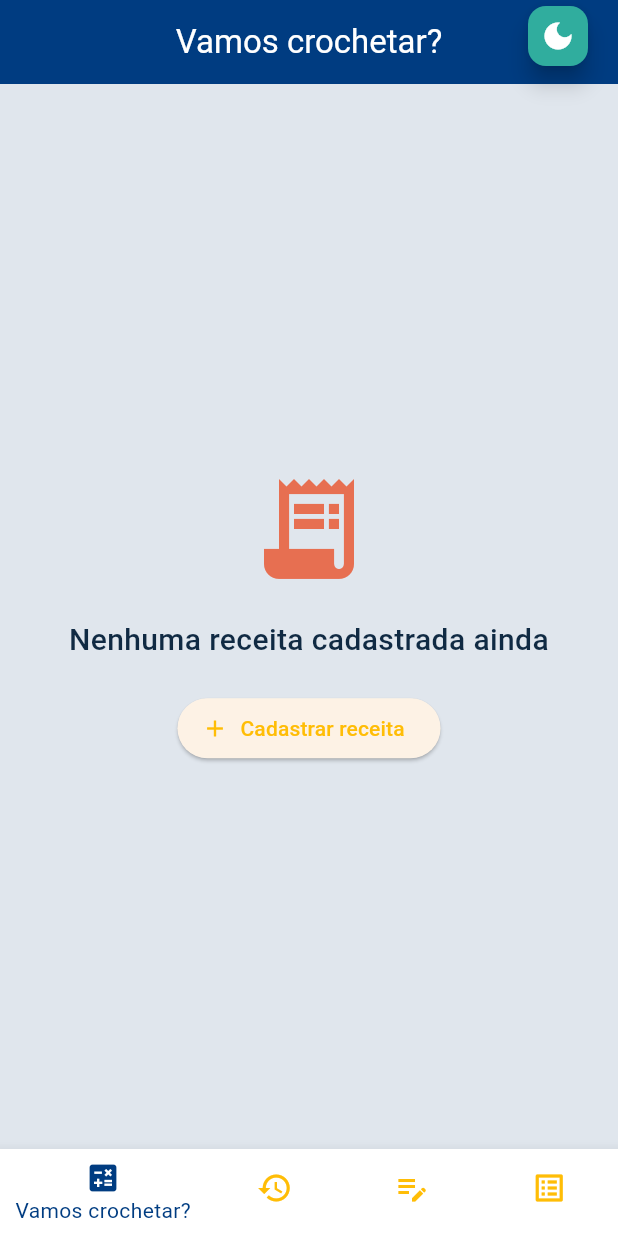
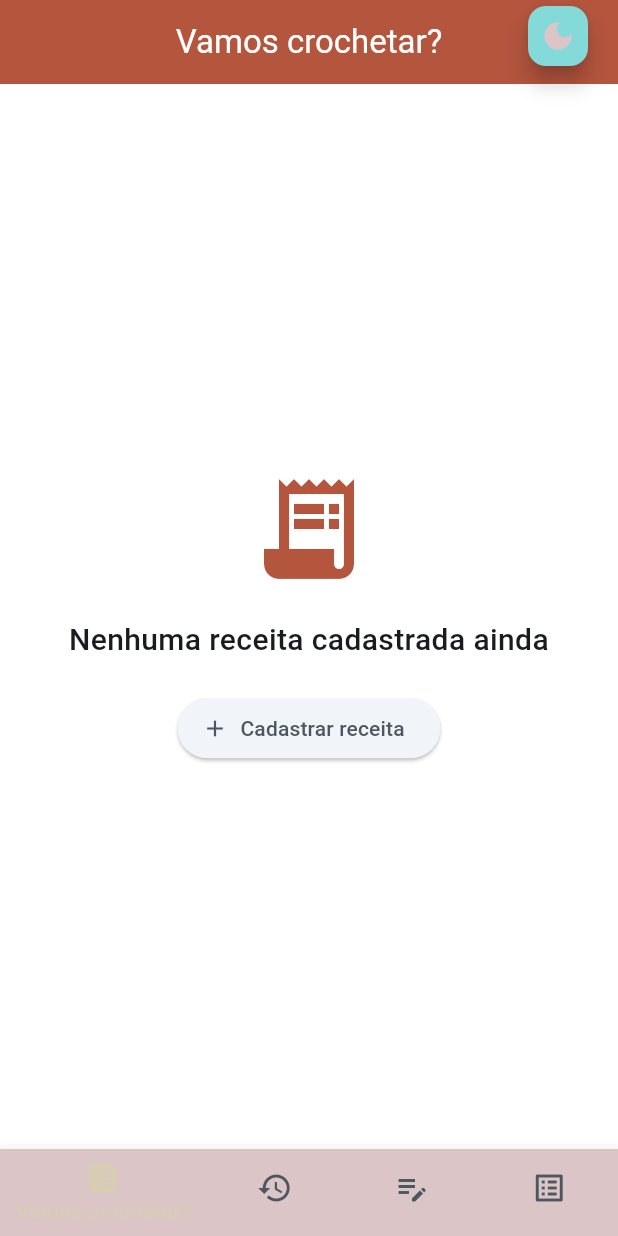
Before and after one commit to ana112358/NoveloApp, a Flutter app: the screen it shows after launch, on a phone screen of 412 x 824 dp. Run offline on Flutter 3.47's test engine with Material 3 defaults, Android fonts, the phone set to English and light mode, and no system bars; our stand-ins replace sqflite; accounts and stored records are empty.

Commit message:
Alteração da paleta para o modo claro

```diff
--- a/lib/main.dart
+++ b/lib/main.dart
@@ -28,29 +28,33 @@ class MyApp extends StatelessWidget {
             title: 'Contador App',
             debugShowCheckedModeBanner: false,
             themeMode: themeState.themeMode,
+
+            //Modo claro
             theme: ThemeData(
               useMaterial3: true,
-              scaffoldBackgroundColor: const Color.fromARGB(255, 224, 230, 237),
+              scaffoldBackgroundColor: const Color(0xFFFFFFFF),
               colorScheme: ColorScheme.fromSeed(
-                seedColor: const Color.fromARGB(255, 255, 189, 6),
+                seedColor: const Color(0xFF4C5760),
                 brightness: Brightness.light,
-                primary: const Color.fromARGB(255, 255, 189, 6),
-                onPrimary: const Color.fromARGB(255, 16, 42, 67),
-                secondary: const Color.fromARGB(255, 0, 60, 129),
-                onSecondary: Colors.white,
-                tertiary: const Color.fromARGB(255, 48, 173, 158),
-                surface: Colors.white,
-                onSurface: const Color.fromARGB(255, 16, 42, 67),
-                error: const Color.fromARGB(255, 231, 111, 81),
+                //Principais
+                primary: const Color(0xFF4C5760),
+                onPrimary: const Color(0xFFD7CEB2),
+                secondary: const Color(0xFFD7CEB2),
+                onSecondary: Color(0xFFFFFFFF),
+                tertiary: const Color(0xFF84D9D9),
+                surface: Color(0xFFDBC5C6),
+                error: const Color(0xFFB4553E),
               ),
+
+              //App bar
               appBarTheme: const AppBarTheme(
-                backgroundColor: Color.fromARGB(255, 0, 60, 129),
-                foregroundColor: Colors.white,
+                backgroundColor: Color(0xFFB4553E),
+                foregroundColor: Color(0xFFFFFFFF),
                 centerTitle: true,
               ),
             ),
 
-            //modo escuro
+            //Modo escuro
             darkTheme: ThemeData(
               useMaterial3: true,
               scaffoldBackgroundColor: const Color.fromARGB(255, 16, 42, 67),
--- a/pubspec.yaml
+++ b/pubspec.yaml
@@ -1,12 +1,12 @@
 name: flutter_application_unid2
 description: A new Flutter project.
 
-publish_to: 'none' # Remove this line if you wish to publish to pub.dev
+publish_to: "none"
 
 version: 0.0.1+1
 
 environment:
-  sdk: '>=2.19.4 <4.0.0'
+  sdk: ">=2.19.4 <4.0.0"
 
 dependencies:
   flutter:
@@ -18,6 +18,7 @@ dependencies:
   path_provider: ^2.1.0
   intl: ^0.19.0
   path: ^1.9.1
+  material_design_icons_flutter: ^7.0.7296
 
 dev_dependencies:
   flutter_test:
```
Also changed, not shown: lib/widgets/big_counter_card.dart (deleted, +0 -31 lines), pubspec.lock.
